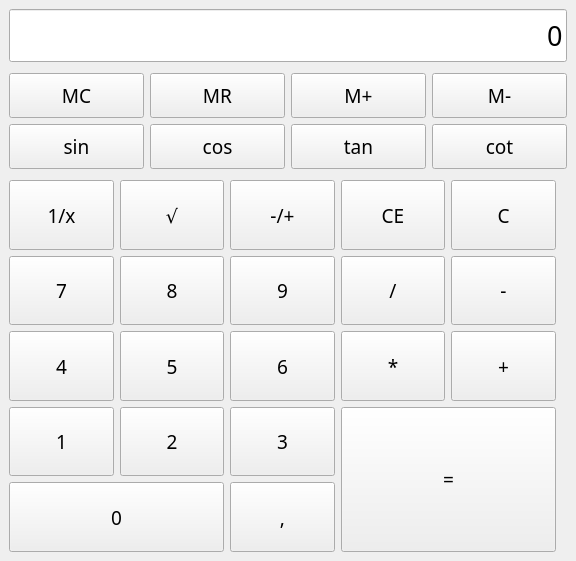
McNeelinet/QtCalculator, file mainwindow.ui: the form before one commit.
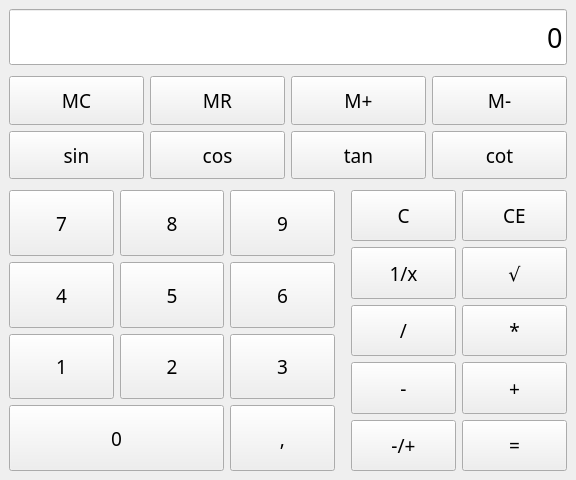
The form after the commit.

Commit message: Улучшил интерфейс

The edit to the form file:
```diff
--- a/mainwindow.ui
+++ b/mainwindow.ui
@@ -7,7 +7,7 @@
     <x>0</x>
     <y>0</y>
     <width>576</width>
-    <height>561</height>
+    <height>480</height>
    </rect>
   </property>
   <property name="sizePolicy">
@@ -32,8 +32,8 @@
    <string>MainWindow</string>
   </property>
   <widget class="QWidget" name="centralwidget">
-   <layout class="QGridLayout" name="gridLayout_2" rowstretch="1,2,7" columnstretch="4,0,0">
-    <item row="0" column="0" colspan="3">
+   <layout class="QGridLayout" name="gridLayout" rowstretch="1,2,5" columnstretch="3,2">
+    <item row="0" column="0" colspan="2">
      <widget class="QLineEdit" name="le_display">
       <property name="sizePolicy">
        <sizepolicy hsizetype="Expanding" vsizetype="Expanding">
@@ -76,13 +76,13 @@
       </property>
      </widget>
     </item>
-    <item row="2" column="0" colspan="2">
-     <layout class="QGridLayout" name="glo_buttons">
+    <item row="2" column="0">
+     <layout class="QGridLayout" name="glo_digits">
       <property name="rightMargin">
        <number>5</number>
       </property>
-      <item row="3" column="1">
-       <widget class="QPushButton" name="btn_2">
+      <item row="3" column="0" colspan="2">
+       <widget class="QPushButton" name="btn_0">
         <property name="sizePolicy">
          <sizepolicy hsizetype="Minimum" vsizetype="Expanding">
           <horstretch>0</horstretch>
@@ -90,12 +90,12 @@
          </sizepolicy>
         </property>
         <property name="text">
-         <string>2</string>
+         <string>0</string>
         </property>
        </widget>
       </item>
-      <item row="1" column="4">
-       <widget class="QPushButton" name="btn_minus">
+      <item row="0" column="0">
+       <widget class="QPushButton" name="btn_7">
         <property name="sizePolicy">
          <sizepolicy hsizetype="Minimum" vsizetype="Expanding">
           <horstretch>0</horstretch>
@@ -103,37 +103,11 @@
          </sizepolicy>
         </property>
         <property name="text">
-         <string>-</string>
+         <string>7</string>
         </property>
        </widget>
       </item>
-      <item row="1" column="2">
-       <widget class="QPushButton" name="btn_9">
-        <property name="sizePolicy">
-         <sizepolicy hsizetype="Minimum" vsizetype="Expanding">
-          <horstretch>0</horstretch>
-          <verstretch>0</verstretch>
-         </sizepolicy>
-        </property>
-        <property name="text">
-         <string>9</string>
-        </property>
-       </widget>
-      </item>
-      <item row="4" column="2">
-       <widget class="QPushButton" name="btn_dot">
-        <property name="sizePolicy">
-         <sizepolicy hsizetype="Minimum" vsizetype="Expanding">
-          <horstretch>0</horstretch>
-          <verstretch>0</verstretch>
-         </sizepolicy>
-        </property>
-        <property name="text">
-         <string>,</string>
-        </property>
-       </widget>
-      </item>
-      <item row="1" column="1">
+      <item row="0" column="1">
        <widget class="QPushButton" name="btn_8">
         <property name="sizePolicy">
          <sizepolicy hsizetype="Minimum" vsizetype="Expanding">
@@ -146,8 +120,8 @@
         </property>
        </widget>
       </item>
-      <item row="2" column="3">
-       <widget class="QPushButton" name="btn_multiplication">
+      <item row="1" column="0">
+       <widget class="QPushButton" name="btn_4">
         <property name="sizePolicy">
          <sizepolicy hsizetype="Minimum" vsizetype="Expanding">
           <horstretch>0</horstretch>
@@ -155,12 +129,12 @@
          </sizepolicy>
         </property>
         <property name="text">
-         <string>*</string>
+         <string>4</string>
         </property>
        </widget>
       </item>
-      <item row="0" column="2">
-       <widget class="QPushButton" name="btn_sign">
+      <item row="1" column="2">
+       <widget class="QPushButton" name="btn_6">
         <property name="sizePolicy">
          <sizepolicy hsizetype="Minimum" vsizetype="Expanding">
           <horstretch>0</horstretch>
@@ -168,24 +142,11 @@
          </sizepolicy>
         </property>
         <property name="text">
-         <string>-/+</string>
+         <string>6</string>
         </property>
        </widget>
       </item>
-      <item row="1" column="3">
-       <widget class="QPushButton" name="btn_division">
-        <property name="sizePolicy">
-         <sizepolicy hsizetype="Minimum" vsizetype="Expanding">
-          <horstretch>0</horstretch>
-          <verstretch>0</verstretch>
-         </sizepolicy>
-        </property>
-        <property name="text">
-         <string>/</string>
-        </property>
-       </widget>
-      </item>
-      <item row="2" column="1">
+      <item row="1" column="1">
        <widget class="QPushButton" name="btn_5">
         <property name="sizePolicy">
          <sizepolicy hsizetype="Minimum" vsizetype="Expanding">
@@ -198,8 +159,21 @@
         </property>
        </widget>
       </item>
+      <item row="3" column="2">
+       <widget class="QPushButton" name="btn_dot">
+        <property name="sizePolicy">
+         <sizepolicy hsizetype="Minimum" vsizetype="Expanding">
+          <horstretch>0</horstretch>
+          <verstretch>0</verstretch>
+         </sizepolicy>
+        </property>
+        <property name="text">
+         <string>,</string>
+        </property>
+       </widget>
+      </item>
       <item row="2" column="2">
-       <widget class="QPushButton" name="btn_6">
+       <widget class="QPushButton" name="btn_3">
         <property name="sizePolicy">
          <sizepolicy hsizetype="Minimum" vsizetype="Expanding">
           <horstretch>0</horstretch>
@@ -207,12 +181,12 @@
          </sizepolicy>
         </property>
         <property name="text">
-         <string>6</string>
+         <string>3</string>
         </property>
        </widget>
       </item>
-      <item row="2" column="4">
-       <widget class="QPushButton" name="btn_plus">
+      <item row="0" column="2">
+       <widget class="QPushButton" name="btn_9">
         <property name="sizePolicy">
          <sizepolicy hsizetype="Minimum" vsizetype="Expanding">
           <horstretch>0</horstretch>
@@ -220,11 +194,24 @@
          </sizepolicy>
         </property>
         <property name="text">
-         <string>+</string>
+         <string>9</string>
         </property>
        </widget>
       </item>
-      <item row="3" column="0">
+      <item row="2" column="1">
+       <widget class="QPushButton" name="btn_2">
+        <property name="sizePolicy">
+         <sizepolicy hsizetype="Minimum" vsizetype="Expanding">
+          <horstretch>0</horstretch>
+          <verstretch>0</verstretch>
+         </sizepolicy>
+        </property>
+        <property name="text">
+         <string>2</string>
+        </property>
+       </widget>
+      </item>
+      <item row="2" column="0">
        <widget class="QPushButton" name="btn_1">
         <property name="sizePolicy">
          <sizepolicy hsizetype="Minimum" vsizetype="Expanding">
@@ -237,7 +224,27 @@
         </property>
        </widget>
       </item>
-      <item row="3" column="3" rowspan="2" colspan="2">
+     </layout>
+    </item>
+    <item row="2" column="1">
+     <layout class="QGridLayout" name="glo_operations">
+      <property name="leftMargin">
+       <number>5</number>
+      </property>
+      <item row="2" column="0">
+       <widget class="QPushButton" name="btn_division">
+        <property name="sizePolicy">
+         <sizepolicy hsizetype="Minimum" vsizetype="Expanding">
+          <horstretch>0</horstretch>
+          <verstretch>0</verstretch>
+         </sizepolicy>
+        </property>
+        <property name="text">
+         <string>/</string>
+        </property>
+       </widget>
+      </item>
+      <item row="4" column="1">
        <widget class="QPushButton" name="btn_equal">
         <property name="sizePolicy">
          <sizepolicy hsizetype="Minimum" vsizetype="Expanding">
@@ -250,33 +257,7 @@
         </property>
        </widget>
       </item>
-      <item row="1" column="0">
-       <widget class="QPushButton" name="btn_7">
-        <property name="sizePolicy">
-         <sizepolicy hsizetype="Minimum" vsizetype="Expanding">
-          <horstretch>0</horstretch>
-          <verstretch>0</verstretch>
-         </sizepolicy>
-        </property>
-        <property name="text">
-         <string>7</string>
-        </property>
-       </widget>
-      </item>
-      <item row="0" column="3">
-       <widget class="QPushButton" name="btn_clear_entry">
-        <property name="sizePolicy">
-         <sizepolicy hsizetype="Minimum" vsizetype="Expanding">
-          <horstretch>0</horstretch>
-          <verstretch>0</verstretch>
-         </sizepolicy>
-        </property>
-        <property name="text">
-         <string>CE</string>
-        </property>
-       </widget>
-      </item>
-      <item row="0" column="1">
+      <item row="1" column="1">
        <widget class="QPushButton" name="btn_sqrt">
         <property name="sizePolicy">
          <sizepolicy hsizetype="Minimum" vsizetype="Expanding">
@@ -289,7 +270,7 @@
         </property>
        </widget>
       </item>
-      <item row="0" column="0">
+      <item row="1" column="0">
        <widget class="QPushButton" name="btn_inverse">
         <property name="sizePolicy">
          <sizepolicy hsizetype="Minimum" vsizetype="Expanding">
@@ -302,7 +283,46 @@
         </property>
        </widget>
       </item>
-      <item row="0" column="4">
+      <item row="2" column="1">
+       <widget class="QPushButton" name="btn_multiplication">
+        <property name="sizePolicy">
+         <sizepolicy hsizetype="Minimum" vsizetype="Expanding">
+          <horstretch>0</horstretch>
+          <verstretch>0</verstretch>
+         </sizepolicy>
+        </property>
+        <property name="text">
+         <string>*</string>
+        </property>
+       </widget>
+      </item>
+      <item row="3" column="0">
+       <widget class="QPushButton" name="btn_minus">
+        <property name="sizePolicy">
+         <sizepolicy hsizetype="Minimum" vsizetype="Expanding">
+          <horstretch>0</horstretch>
+          <verstretch>0</verstretch>
+         </sizepolicy>
+        </property>
+        <property name="text">
+         <string>-</string>
+        </property>
+       </widget>
+      </item>
+      <item row="0" column="1">
+       <widget class="QPushButton" name="btn_clear_entry">
+        <property name="sizePolicy">
+         <sizepolicy hsizetype="Minimum" vsizetype="Expanding">
+          <horstretch>0</horstretch>
+          <verstretch>0</verstretch>
+         </sizepolicy>
+        </property>
+        <property name="text">
+         <string>CE</string>
+        </property>
+       </widget>
+      </item>
+      <item row="0" column="0">
        <widget class="QPushButton" name="btn_clear">
         <property name="sizePolicy">
          <sizepolicy hsizetype="Minimum" vsizetype="Expanding">
@@ -315,8 +335,8 @@
         </property>
        </widget>
       </item>
-      <item row="4" column="0" colspan="2">
-       <widget class="QPushButton" name="btn_0">
+      <item row="4" column="0">
+       <widget class="QPushButton" name="btn_sign">
         <property name="sizePolicy">
          <sizepolicy hsizetype="Minimum" vsizetype="Expanding">
           <horstretch>0</horstretch>
@@ -324,12 +344,12 @@
          </sizepolicy>
         </property>
         <property name="text">
-         <string>0</string>
+         <string>-/+</string>
         </property>
        </widget>
       </item>
-      <item row="3" column="2">
-       <widget class="QPushButton" name="btn_3">
+      <item row="3" column="1">
+       <widget class="QPushButton" name="btn_plus">
         <property name="sizePolicy">
          <sizepolicy hsizetype="Minimum" vsizetype="Expanding">
           <horstretch>0</horstretch>
@@ -337,26 +357,13 @@
          </sizepolicy>
         </property>
         <property name="text">
-         <string>3</string>
-        </property>
-       </widget>
-      </item>
-      <item row="2" column="0">
-       <widget class="QPushButton" name="btn_4">
-        <property name="sizePolicy">
-         <sizepolicy hsizetype="Minimum" vsizetype="Expanding">
-          <horstretch>0</horstretch>
-          <verstretch>0</verstretch>
-         </sizepolicy>
-        </property>
-        <property name="text">
-         <string>4</string>
+         <string>+</string>
         </property>
        </widget>
       </item>
      </layout>
     </item>
-    <item row="1" column="0" colspan="3">
+    <item row="1" column="0" colspan="2">
      <layout class="QGridLayout" name="glo_special">
       <property name="topMargin">
        <number>5</number>
```
The commit also changes 1 other file.
